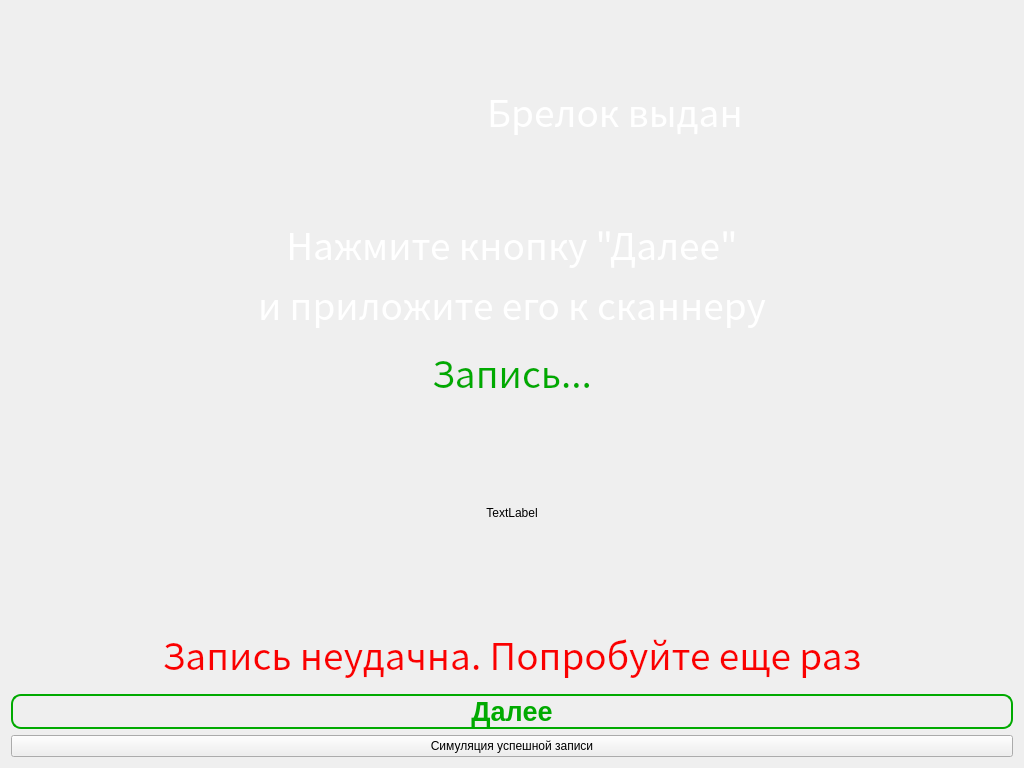
Before: the Qt Designer form UIForms/WriteBrelok.ui in FelixMailwriter/VM, drawn with Qt 5.
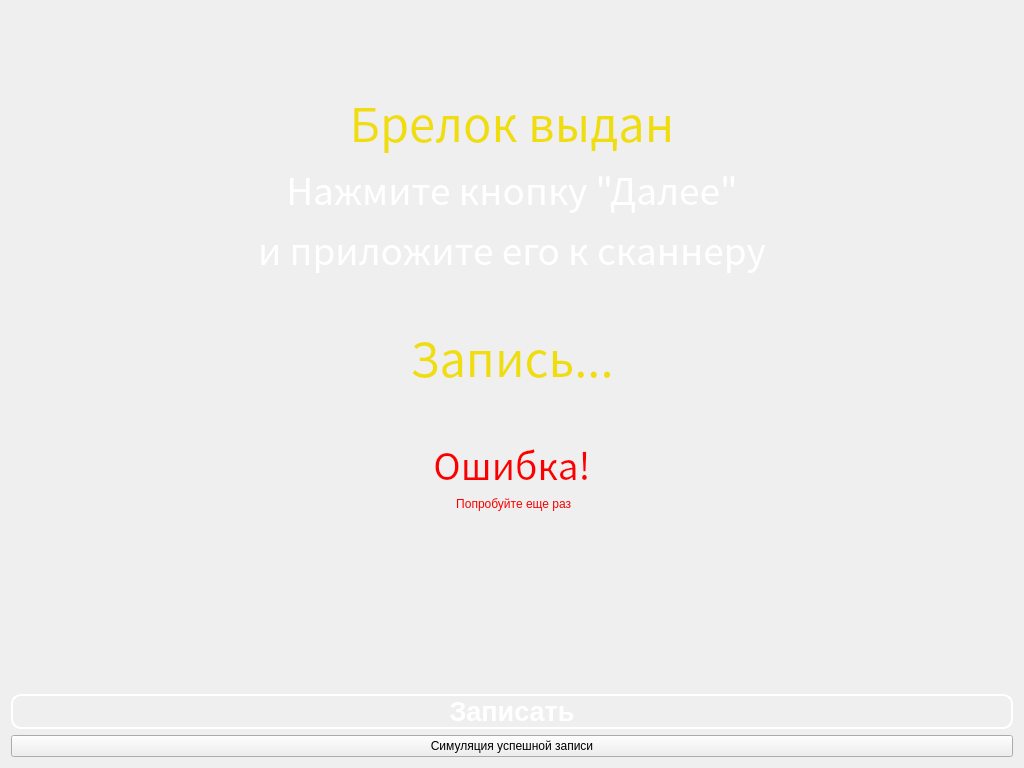
After: the same form once the commit is applied. Icons and pictures are not drawn.

```diff
--- a/UIForms/WriteBrelok.ui
+++ b/UIForms/WriteBrelok.ui
@@ -14,80 +14,162 @@
    <string>Form</string>
   </property>
   <property name="styleSheet">
-   <string notr="true">background-image: url(./Resources/Forms/ScanBrelok/FormBackGround.jpg);</string>
+   <string notr="true">background-image: url(./Resources/Forms/FormBackGround.jpg);</string>
   </property>
   <layout class="QVBoxLayout" name="verticalLayout_2">
    <item>
     <layout class="QVBoxLayout" name="verticalLayout">
+     <item>
+      <layout class="QHBoxLayout" name="horizontalLayout_4">
+       <property name="topMargin">
+        <number>10</number>
+       </property>
+       <item>
+        <spacer name="horizontalSpacer_3">
+         <property name="orientation">
+          <enum>Qt::Horizontal</enum>
+         </property>
+         <property name="sizeHint" stdset="0">
+          <size>
+           <width>40</width>
+           <height>20</height>
+          </size>
+         </property>
+        </spacer>
+       </item>
+       <item>
+        <widget class="QLabel" name="label_3">
+         <property name="styleSheet">
+          <string notr="true">background: transparent;</string>
+         </property>
+         <property name="text">
+          <string/>
+         </property>
+         <property name="pixmap">
+          <pixmap>../Resources/Forms/Logo.png</pixmap>
+         </property>
+        </widget>
+       </item>
+      </layout>
+     </item>
      <item>
       <layout class="QHBoxLayout" name="horizontalLayout">
        <item>
-        <spacer name="horizontalSpacer">
-         <property name="orientation">
-          <enum>Qt::Horizontal</enum>
+        <layout class="QVBoxLayout" name="verticalLayout_6">
+         <property name="leftMargin">
+          <number>0</number>
          </property>
-         <property name="sizeHint" stdset="0">
-          <size>
-           <width>40</width>
-           <height>20</height>
-          </size>
-         </property>
-        </spacer>
-       </item>
        <item>
-        <widget class="QLabel" name="lbl_success">
-         <property name="sizePolicy">
-          <sizepolicy hsizetype="Fixed" vsizetype="Fixed">
-           <horstretch>0</horstretch>
-           <verstretch>0</verstretch>
-          </sizepolicy>
-         </property>
-         <property name="minimumSize">
-          <size>
-           <width>200</width>
-           <height>200</height>
-          </size>
-         </property>
+          <widget class="QLabel" name="label_4">
          <property name="styleSheet">
-          <string notr="true">background: transparent</string>
+            <string notr="true">background: transparent;</string>
          </property>
          <property name="text">
           <string/>
          </property>
-         <property name="alignment">
-          <set>Qt::AlignCenter</set>
-         </property>
-        </widget>
+           <property name="pixmap">
+            <pixmap>../Resources/Forms/HandTouch.png</pixmap>
+           </property>
+           <property name="scaledContents">
+            <bool>false</bool>
+           </property>
+          </widget>
+         </item>
+         <item>
+          <spacer name="verticalSpacer_3">
+           <property name="orientation">
+            <enum>Qt::Vertical</enum>
+           </property>
+           <property name="sizeHint" stdset="0">
+            <size>
+             <width>20</width>
+             <height>40</height>
+            </size>
+           </property>
+          </spacer>
+         </item>
+        </layout>
+       </item>
+       <item>
+        <layout class="QVBoxLayout" name="verticalLayout_4">
+         <property name="leftMargin">
+          <number>0</number>
+         </property>
+         <item>
+          <spacer name="verticalSpacer">
+           <property name="orientation">
+            <enum>Qt::Vertical</enum>
+           </property>
+           <property name="sizeHint" stdset="0">
+            <size>
+             <width>20</width>
+             <height>40</height>
+            </size>
+           </property>
+          </spacer>
        </item>
        <item>
         <widget class="QLabel" name="lbl_msg">
+           <property name="sizePolicy">
+            <sizepolicy hsizetype="Preferred" vsizetype="Fixed">
+             <horstretch>0</horstretch>
+             <verstretch>0</verstretch>
+            </sizepolicy>
+           </property>
          <property name="palette">
           <palette>
            <active>
             <colorrole role="WindowText">
              <brush brushstyle="SolidPattern">
               <color alpha="255">
-               <red>255</red>
-               <green>255</green>
-               <blue>255</blue>
+                 <red>240</red>
+                 <green>221</green>
+                 <blue>13</blue>
+                </color>
+               </brush>
+              </colorrole>
+              <colorrole role="Button">
+               <brush brushstyle="SolidPattern">
+                <color alpha="0">
+                 <red>0</red>
+                 <green>0</green>
+                 <blue>0</blue>
               </color>
              </brush>
             </colorrole>
             <colorrole role="Text">
              <brush brushstyle="SolidPattern">
               <color alpha="255">
-               <red>255</red>
-               <green>255</green>
-               <blue>255</blue>
+                 <red>240</red>
+                 <green>221</green>
+                 <blue>13</blue>
               </color>
              </brush>
             </colorrole>
             <colorrole role="ButtonText">
              <brush brushstyle="SolidPattern">
               <color alpha="255">
-               <red>255</red>
-               <green>255</green>
-               <blue>255</blue>
+                 <red>240</red>
+                 <green>221</green>
+                 <blue>13</blue>
+                </color>
+               </brush>
+              </colorrole>
+              <colorrole role="Base">
+               <brush brushstyle="SolidPattern">
+                <color alpha="0">
+                 <red>0</red>
+                 <green>0</green>
+                 <blue>0</blue>
+                </color>
+               </brush>
+              </colorrole>
+              <colorrole role="Window">
+               <brush brushstyle="SolidPattern">
+                <color alpha="0">
+                 <red>0</red>
+                 <green>0</green>
+                 <blue>0</blue>
               </color>
              </brush>
             </colorrole>
@@ -96,27 +178,54 @@
             <colorrole role="WindowText">
              <brush brushstyle="SolidPattern">
               <color alpha="255">
-               <red>255</red>
-               <green>255</green>
-               <blue>255</blue>
+                 <red>240</red>
+                 <green>221</green>
+                 <blue>13</blue>
+                </color>
+               </brush>
+              </colorrole>
+              <colorrole role="Button">
+               <brush brushstyle="SolidPattern">
+                <color alpha="0">
+                 <red>0</red>
+                 <green>0</green>
+                 <blue>0</blue>
               </color>
              </brush>
             </colorrole>
             <colorrole role="Text">
              <brush brushstyle="SolidPattern">
               <color alpha="255">
-               <red>255</red>
-               <green>255</green>
-               <blue>255</blue>
+                 <red>240</red>
+                 <green>221</green>
+                 <blue>13</blue>
               </color>
              </brush>
             </colorrole>
             <colorrole role="ButtonText">
              <brush brushstyle="SolidPattern">
               <color alpha="255">
-               <red>255</red>
-               <green>255</green>
-               <blue>255</blue>
+                 <red>240</red>
+                 <green>221</green>
+                 <blue>13</blue>
+                </color>
+               </brush>
+              </colorrole>
+              <colorrole role="Base">
+               <brush brushstyle="SolidPattern">
+                <color alpha="0">
+                 <red>0</red>
+                 <green>0</green>
+                 <blue>0</blue>
+                </color>
+               </brush>
+              </colorrole>
+              <colorrole role="Window">
+               <brush brushstyle="SolidPattern">
+                <color alpha="0">
+                 <red>0</red>
+                 <green>0</green>
+                 <blue>0</blue>
               </color>
              </brush>
             </colorrole>
@@ -125,27 +234,54 @@
             <colorrole role="WindowText">
              <brush brushstyle="SolidPattern">
               <color alpha="255">
-               <red>255</red>
-               <green>255</green>
-               <blue>255</blue>
+                 <red>240</red>
+                 <green>221</green>
+                 <blue>13</blue>
+                </color>
+               </brush>
+              </colorrole>
+              <colorrole role="Button">
+               <brush brushstyle="SolidPattern">
+                <color alpha="0">
+                 <red>0</red>
+                 <green>0</green>
+                 <blue>0</blue>
               </color>
              </brush>
             </colorrole>
             <colorrole role="Text">
              <brush brushstyle="SolidPattern">
               <color alpha="255">
-               <red>255</red>
-               <green>255</green>
-               <blue>255</blue>
+                 <red>240</red>
+                 <green>221</green>
+                 <blue>13</blue>
               </color>
              </brush>
             </colorrole>
             <colorrole role="ButtonText">
              <brush brushstyle="SolidPattern">
               <color alpha="255">
-               <red>255</red>
-               <green>255</green>
-               <blue>255</blue>
+                 <red>240</red>
+                 <green>221</green>
+                 <blue>13</blue>
+                </color>
+               </brush>
+              </colorrole>
+              <colorrole role="Base">
+               <brush brushstyle="SolidPattern">
+                <color alpha="0">
+                 <red>0</red>
+                 <green>0</green>
+                 <blue>0</blue>
+                </color>
+               </brush>
+              </colorrole>
+              <colorrole role="Window">
+               <brush brushstyle="SolidPattern">
+                <color alpha="0">
+                 <red>0</red>
+                 <green>0</green>
+                 <blue>0</blue>
               </color>
              </brush>
             </colorrole>
@@ -155,16 +291,16 @@
          <property name="font">
           <font>
            <family>Noto Sans CJK KR</family>
-           <pointsize>28</pointsize>
+             <pointsize>35</pointsize>
            <weight>50</weight>
            <italic>false</italic>
            <bold>false</bold>
           </font>
          </property>
          <property name="styleSheet">
-          <string notr="true">background-image: url(:/newPrefix/fon.png);
-color: rgb(255, 255, 255);
-font: 28pt &quot;Noto Sans CJK KR&quot;;</string>
+            <string notr="true">background: transparent;
+color: rgb(240, 221, 13);
+font: 35pt &quot;Noto Sans CJK KR&quot;;</string>
          </property>
          <property name="text">
           <string>Брелок выдан</string>
@@ -175,24 +311,13 @@
         </widget>
        </item>
        <item>
-        <spacer name="horizontalSpacer_2">
-         <property name="orientation">
-          <enum>Qt::Horizontal</enum>
-         </property>
-         <property name="sizeHint" stdset="0">
-          <size>
-           <width>40</width>
-           <height>20</height>
-          </size>
-         </property>
-        </spacer>
-       </item>
-      </layout>
-     </item>
-     <item>
-      <layout class="QVBoxLayout" name="verticalLayout_3">
-       <item>
         <widget class="QLabel" name="label">
+           <property name="sizePolicy">
+            <sizepolicy hsizetype="Preferred" vsizetype="Fixed">
+             <horstretch>0</horstretch>
+             <verstretch>0</verstretch>
+            </sizepolicy>
+           </property>
          <property name="font">
           <font>
            <family>Noto Sans CJK KR</family>
@@ -203,7 +328,7 @@
           </font>
          </property>
          <property name="styleSheet">
-          <string notr="true">background-image: url(:/newPrefix/fon.png);
+            <string notr="true">background: transparent;
 color: rgb(255, 255, 255);
 font: 28pt &quot;Noto Sans CJK KR&quot;;</string>
          </property>
@@ -217,6 +342,12 @@
        </item>
        <item>
         <widget class="QLabel" name="label_2">
+           <property name="sizePolicy">
+            <sizepolicy hsizetype="Preferred" vsizetype="Fixed">
+             <horstretch>0</horstretch>
+             <verstretch>0</verstretch>
+            </sizepolicy>
+           </property>
          <property name="font">
           <font>
            <family>Noto Sans CJK KR</family>
@@ -227,7 +358,7 @@
           </font>
          </property>
          <property name="styleSheet">
-          <string notr="true">background-image: url(:/newPrefix/fon.png);
+            <string notr="true">background: transparent;
 color: rgb(255, 255, 255);
 font: 28pt &quot;Noto Sans CJK KR&quot;;</string>
          </property>
@@ -239,18 +370,44 @@
          </property>
         </widget>
        </item>
-      </layout>
+         <item>
+          <spacer name="verticalSpacer_2">
+           <property name="orientation">
+            <enum>Qt::Vertical</enum>
+           </property>
+           <property name="sizeHint" stdset="0">
+            <size>
+             <width>20</width>
+             <height>40</height>
+            </size>
+           </property>
+          </spacer>
      </item>
      <item>
       <widget class="QLabel" name="lbl_write">
+           <property name="sizePolicy">
+            <sizepolicy hsizetype="Preferred" vsizetype="Fixed">
+             <horstretch>0</horstretch>
+             <verstretch>0</verstretch>
+            </sizepolicy>
+           </property>
        <property name="palette">
         <palette>
          <active>
           <colorrole role="WindowText">
            <brush brushstyle="SolidPattern">
             <color alpha="255">
+                 <red>240</red>
+                 <green>221</green>
+                 <blue>13</blue>
+                </color>
+               </brush>
+              </colorrole>
+              <colorrole role="Button">
+               <brush brushstyle="SolidPattern">
+                <color alpha="0">
              <red>0</red>
-             <green>170</green>
+                 <green>0</green>
              <blue>0</blue>
             </color>
            </brush>
@@ -258,17 +415,35 @@
           <colorrole role="Text">
            <brush brushstyle="SolidPattern">
             <color alpha="255">
-             <red>0</red>
-             <green>170</green>
-             <blue>0</blue>
+                 <red>240</red>
+                 <green>221</green>
+                 <blue>13</blue>
             </color>
            </brush>
           </colorrole>
           <colorrole role="ButtonText">
            <brush brushstyle="SolidPattern">
             <color alpha="255">
+                 <red>240</red>
+                 <green>221</green>
+                 <blue>13</blue>
+                </color>
+               </brush>
+              </colorrole>
+              <colorrole role="Base">
+               <brush brushstyle="SolidPattern">
+                <color alpha="0">
              <red>0</red>
-             <green>170</green>
+                 <green>0</green>
+                 <blue>0</blue>
+                </color>
+               </brush>
+              </colorrole>
+              <colorrole role="Window">
+               <brush brushstyle="SolidPattern">
+                <color alpha="0">
+                 <red>0</red>
+                 <green>0</green>
              <blue>0</blue>
             </color>
            </brush>
@@ -278,8 +453,17 @@
           <colorrole role="WindowText">
            <brush brushstyle="SolidPattern">
             <color alpha="255">
+                 <red>240</red>
+                 <green>221</green>
+                 <blue>13</blue>
+                </color>
+               </brush>
+              </colorrole>
+              <colorrole role="Button">
+               <brush brushstyle="SolidPattern">
+                <color alpha="0">
              <red>0</red>
-             <green>170</green>
+                 <green>0</green>
              <blue>0</blue>
             </color>
            </brush>
@@ -287,17 +471,35 @@
           <colorrole role="Text">
            <brush brushstyle="SolidPattern">
             <color alpha="255">
-             <red>0</red>
-             <green>170</green>
-             <blue>0</blue>
+                 <red>240</red>
+                 <green>221</green>
+                 <blue>13</blue>
             </color>
            </brush>
           </colorrole>
           <colorrole role="ButtonText">
            <brush brushstyle="SolidPattern">
             <color alpha="255">
+                 <red>240</red>
+                 <green>221</green>
+                 <blue>13</blue>
+                </color>
+               </brush>
+              </colorrole>
+              <colorrole role="Base">
+               <brush brushstyle="SolidPattern">
+                <color alpha="0">
              <red>0</red>
-             <green>170</green>
+                 <green>0</green>
+                 <blue>0</blue>
+                </color>
+               </brush>
+              </colorrole>
+              <colorrole role="Window">
+               <brush brushstyle="SolidPattern">
+                <color alpha="0">
+                 <red>0</red>
+                 <green>0</green>
              <blue>0</blue>
             </color>
            </brush>
@@ -307,8 +509,17 @@
           <colorrole role="WindowText">
            <brush brushstyle="SolidPattern">
             <color alpha="255">
+                 <red>240</red>
+                 <green>221</green>
+                 <blue>13</blue>
+                </color>
+               </brush>
+              </colorrole>
+              <colorrole role="Button">
+               <brush brushstyle="SolidPattern">
+                <color alpha="0">
              <red>0</red>
-             <green>170</green>
+                 <green>0</green>
              <blue>0</blue>
             </color>
            </brush>
@@ -316,17 +527,35 @@
           <colorrole role="Text">
            <brush brushstyle="SolidPattern">
             <color alpha="255">
-             <red>0</red>
-             <green>170</green>
-             <blue>0</blue>
+                 <red>240</red>
+                 <green>221</green>
+                 <blue>13</blue>
             </color>
            </brush>
           </colorrole>
           <colorrole role="ButtonText">
            <brush brushstyle="SolidPattern">
             <color alpha="255">
+                 <red>240</red>
+                 <green>221</green>
+                 <blue>13</blue>
+                </color>
+               </brush>
+              </colorrole>
+              <colorrole role="Base">
+               <brush brushstyle="SolidPattern">
+                <color alpha="0">
              <red>0</red>
-             <green>170</green>
+                 <green>0</green>
+                 <blue>0</blue>
+                </color>
+               </brush>
+              </colorrole>
+              <colorrole role="Window">
+               <brush brushstyle="SolidPattern">
+                <color alpha="0">
+                 <red>0</red>
+                 <green>0</green>
              <blue>0</blue>
             </color>
            </brush>
@@ -337,16 +566,16 @@
        <property name="font">
         <font>
          <family>Noto Sans CJK KR</family>
-         <pointsize>28</pointsize>
+             <pointsize>35</pointsize>
          <weight>50</weight>
          <italic>false</italic>
          <bold>false</bold>
         </font>
        </property>
        <property name="styleSheet">
-        <string notr="true">background-image: url(:/newPrefix/fon.png);
-color: rgb(0, 170, 0);
-font: 28pt &quot;Noto Sans CJK KR&quot;;</string>
+            <string notr="true">background: transparent;
+color: rgb(240, 221, 13);
+font: 35pt &quot;Noto Sans CJK KR&quot;;</string>
        </property>
        <property name="text">
         <string>Запись...</string>
@@ -357,44 +586,26 @@
       </widget>
      </item>
      <item>
-      <layout class="QHBoxLayout" name="horizontalLayout_3">
-       <item>
-        <widget class="QLabel" name="lbl_fail_2">
-         <property name="sizePolicy">
-          <sizepolicy hsizetype="Fixed" vsizetype="Fixed">
-           <horstretch>0</horstretch>
-           <verstretch>0</verstretch>
-          </sizepolicy>
-         </property>
-         <property name="minimumSize">
+          <spacer name="verticalSpacer_5">
+           <property name="orientation">
+            <enum>Qt::Vertical</enum>
+           </property>
+           <property name="sizeHint" stdset="0">
           <size>
-           <width>200</width>
-           <height>200</height>
-          </size>
-         </property>
-         <property name="sizeIncrement">
-          <size>
-           <width>200</width>
-           <height>200</height>
-          </size>
-         </property>
-         <property name="styleSheet">
-          <string notr="true">background: transparent</string>
-         </property>
-         <property name="text">
-          <string>TextLabel</string>
-         </property>
-         <property name="alignment">
-          <set>Qt::AlignCenter</set>
-         </property>
-        </widget>
-       </item>
-      </layout>
-     </item>
-     <item>
-      <layout class="QHBoxLayout" name="horizontalLayout_2">
+             <width>20</width>
+             <height>40</height>
+            </size>
+           </property>
+          </spacer>
+         </item>
        <item>
         <widget class="QLabel" name="lbl_fail">
+           <property name="sizePolicy">
+            <sizepolicy hsizetype="Preferred" vsizetype="Fixed">
+             <horstretch>0</horstretch>
+             <verstretch>0</verstretch>
+            </sizepolicy>
+           </property>
          <property name="palette">
           <palette>
            <active>
@@ -407,6 +618,15 @@
               </color>
              </brush>
             </colorrole>
+              <colorrole role="Button">
+               <brush brushstyle="SolidPattern">
+                <color alpha="0">
+                 <red>0</red>
+                 <green>0</green>
+                 <blue>0</blue>
+                </color>
+               </brush>
+              </colorrole>
             <colorrole role="Text">
              <brush brushstyle="SolidPattern">
               <color alpha="255">
@@ -425,6 +645,24 @@
               </color>
              </brush>
             </colorrole>
+              <colorrole role="Base">
+               <brush brushstyle="SolidPattern">
+                <color alpha="0">
+                 <red>0</red>
+                 <green>0</green>
+                 <blue>0</blue>
+                </color>
+               </brush>
+              </colorrole>
+              <colorrole role="Window">
+               <brush brushstyle="SolidPattern">
+                <color alpha="0">
+                 <red>0</red>
+                 <green>0</green>
+                 <blue>0</blue>
+                </color>
+               </brush>
+              </colorrole>
            </active>
            <inactive>
             <colorrole role="WindowText">
@@ -436,6 +674,15 @@
               </color>
              </brush>
             </colorrole>
+              <colorrole role="Button">
+               <brush brushstyle="SolidPattern">
+                <color alpha="0">
+                 <red>0</red>
+                 <green>0</green>
+                 <blue>0</blue>
+                </color>
+               </brush>
+              </colorrole>
             <colorrole role="Text">
              <brush brushstyle="SolidPattern">
               <color alpha="255">
@@ -454,6 +701,24 @@
               </color>
              </brush>
             </colorrole>
+              <colorrole role="Base">
+               <brush brushstyle="SolidPattern">
+                <color alpha="0">
+                 <red>0</red>
+                 <green>0</green>
+                 <blue>0</blue>
+                </color>
+               </brush>
+              </colorrole>
+              <colorrole role="Window">
+               <brush brushstyle="SolidPattern">
+                <color alpha="0">
+                 <red>0</red>
+                 <green>0</green>
+                 <blue>0</blue>
+                </color>
+               </brush>
+              </colorrole>
            </inactive>
            <disabled>
             <colorrole role="WindowText">
@@ -465,6 +730,15 @@
               </color>
              </brush>
             </colorrole>
+              <colorrole role="Button">
+               <brush brushstyle="SolidPattern">
+                <color alpha="0">
+                 <red>0</red>
+                 <green>0</green>
+                 <blue>0</blue>
+                </color>
+               </brush>
+              </colorrole>
             <colorrole role="Text">
              <brush brushstyle="SolidPattern">
               <color alpha="255">
@@ -483,6 +757,24 @@
               </color>
              </brush>
             </colorrole>
+              <colorrole role="Base">
+               <brush brushstyle="SolidPattern">
+                <color alpha="0">
+                 <red>0</red>
+                 <green>0</green>
+                 <blue>0</blue>
+                </color>
+               </brush>
+              </colorrole>
+              <colorrole role="Window">
+               <brush brushstyle="SolidPattern">
+                <color alpha="0">
+                 <red>0</red>
+                 <green>0</green>
+                 <blue>0</blue>
+                </color>
+               </brush>
+              </colorrole>
            </disabled>
           </palette>
          </property>
@@ -496,18 +788,94 @@
           </font>
          </property>
          <property name="styleSheet">
-          <string notr="true">background-image: url(:/newPrefix/fon.png);
+            <string notr="true">background: transparent;
 color: rgb(250, 0, 0);
 font: 28pt &quot;Noto Sans CJK KR&quot;;</string>
          </property>
          <property name="text">
-          <string>Запись неудачна. Попробуйте еще раз</string>
+            <string>Ошибка!</string>
          </property>
          <property name="alignment">
           <set>Qt::AlignCenter</set>
          </property>
         </widget>
        </item>
+         <item>
+          <widget class="QLabel" name="lbl_fail2">
+           <property name="styleSheet">
+            <string notr="true">background: transparent;
+color: rgb(250, 0, 0);
+font: 28pt &quot;Noto Sans CJK KR&quot;;</string>
+           </property>
+           <property name="text">
+            <string> Попробуйте еще раз</string>
+           </property>
+           <property name="alignment">
+            <set>Qt::AlignCenter</set>
+           </property>
+          </widget>
+         </item>
+        </layout>
+       </item>
+       <item>
+        <layout class="QVBoxLayout" name="verticalLayout_7">
+         <property name="leftMargin">
+          <number>0</number>
+         </property>
+         <item>
+          <spacer name="verticalSpacer_4">
+           <property name="orientation">
+            <enum>Qt::Vertical</enum>
+           </property>
+           <property name="sizeHint" stdset="0">
+            <size>
+             <width>20</width>
+             <height>40</height>
+            </size>
+           </property>
+          </spacer>
+         </item>
+         <item>
+          <widget class="QLabel" name="label_5">
+           <property name="styleSheet">
+            <string notr="true">background: transparent;</string>
+           </property>
+           <property name="text">
+            <string/>
+           </property>
+           <property name="pixmap">
+            <pixmap>../Resources/Forms/HandWithKey.png</pixmap>
+           </property>
+           <property name="scaledContents">
+            <bool>false</bool>
+           </property>
+           <property name="alignment">
+            <set>Qt::AlignCenter</set>
+           </property>
+          </widget>
+         </item>
+        </layout>
+       </item>
+      </layout>
+     </item>
+     <item>
+      <spacer name="verticalSpacer_6">
+       <property name="orientation">
+        <enum>Qt::Vertical</enum>
+       </property>
+       <property name="sizeHint" stdset="0">
+        <size>
+         <width>20</width>
+         <height>40</height>
+        </size>
+       </property>
+      </spacer>
+     </item>
+     <item>
+      <layout class="QHBoxLayout" name="horizontalLayout_5">
+       <property name="topMargin">
+        <number>0</number>
+       </property>
       </layout>
      </item>
      <item>
@@ -520,12 +888,12 @@
         </font>
        </property>
        <property name="styleSheet">
-        <string notr="true">background-image: url(:/newPrefix/fon.png);
-color: rgb(0, 170, 0);
-border: 2px solid #e34761; border-color: rgb(0, 170, 0); border-radius: 10px</string>
+        <string notr="true">background: transparent;
+color: rgb(255, 255, 255);
+border: 2px solid #e34761; border-color: rgb(255, 255, 255); border-radius: 10px</string>
        </property>
        <property name="text">
-        <string>Далее</string>
+        <string>Записать</string>
        </property>
       </widget>
      </item>
```
Lines whose indentation alone changed are shown as unchanged.
